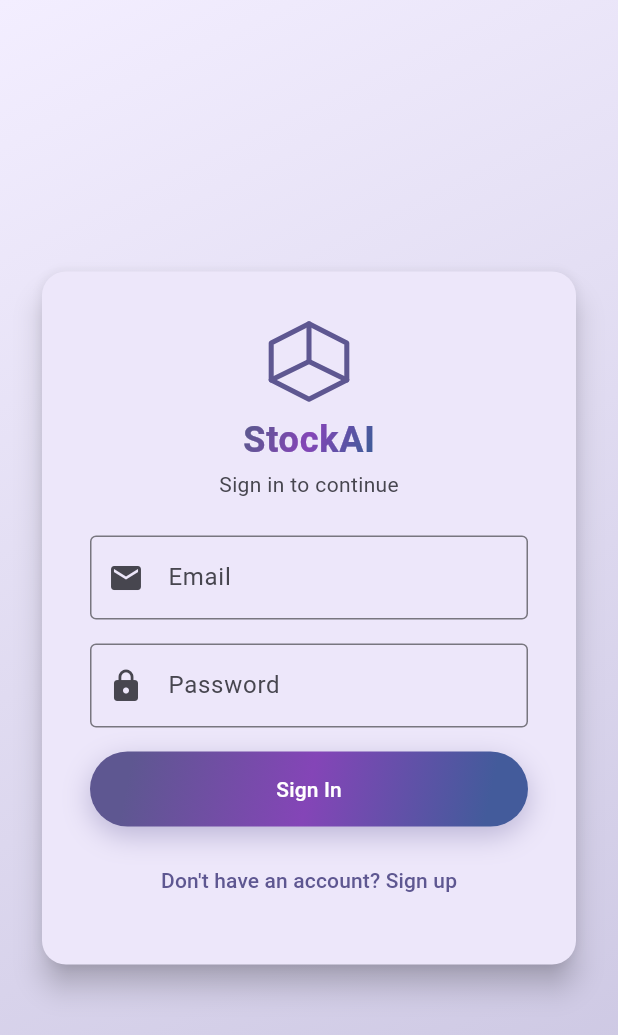
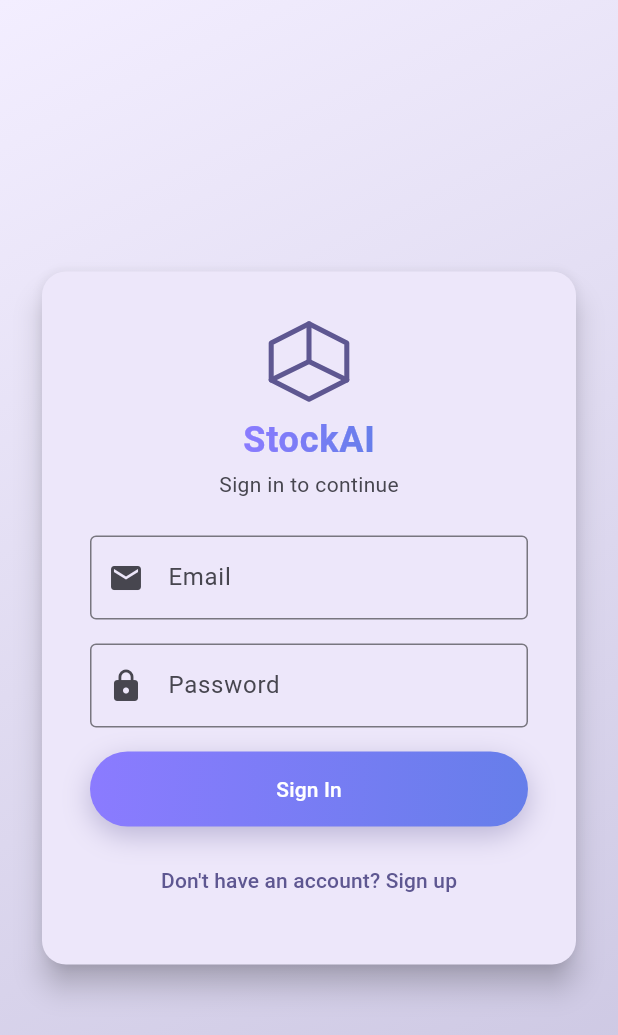
Before and after one commit to Turetsky/Stockai, a Flutter app: the screen it shows after launch, on a phone screen of 412 x 824 dp. Shown: the top 1035 px of the screen. Run offline on Flutter 3.47's test engine with Material 3 defaults, Android fonts, the phone set to English and light mode, and no system bars; our stand-ins replace audioplayers, file_picker, flutter_colorpicker, share_plus, speech_to_text, supabase_flutter; missing offline and left inert: excel; accounts and stored records are empty.

Commit message:
App #26: theme-dynamic gradient to web spec (primary_color_start/end)
Replaces the interim HSL approach with the exact web contract so app==web:
- app_style.dart: accentGradient = 2-stop 110° using AppStyle.gradientStart/End;
  defaults to web CSS #8B7BFF→#667EEA (new user matches web pixel-for-pixel).
- theme_settings.dart: gradientStart/gradientEnd fields (+copyWith).
- main.dart: loadThemeFromSupabase reads primary_color_start/end; builder syncs
  AppStyle.gradientStart/End so every accentGradient call site re-tints, no
  per-widget change.
- theme_tab.dart: seed/preset changes write primary_color_start/end + live update.
- #16: custom dark bg/card applied only when picked color is genuinely dark
  (luminance guard); #15 AppBar pin + onSurface contrast preserved.

Open (carryover): exact per-preset start/end pairs from web + cross-preset
on-device QA. analyze clean, tests pass.

Co-Authored-By: Claude Opus 4.8 (1M context) <noreply@anthropic.com>

```diff
--- a/stockai/lib/main.dart
+++ b/stockai/lib/main.dart
@@ -31,13 +31,28 @@ Future<void> loadThemeFromSupabase() async {
     ThemeMode mode = ThemeMode.system;
     final customColors = <String, Color>{};
     var customPresets = <CustomPreset>[];
+    // Web-parity accent-gradient stops; default to the literal web CSS defaults
+    // so a brand-new user (no rows) matches web pixel-for-pixel.
+    Color gradientStart = AppStyle.gradientStartDefault;
+    Color gradientEnd = AppStyle.gradientEndDefault;
+
+    Color? parseHex(String? raw) {
+      if (raw == null) return null;
+      final hex = raw.replaceAll('#', '');
+      if (hex.length != 6) return null;
+      return Color(int.parse('FF$hex', radix: 16));
+    }
 
     if (settings.containsKey('theme_color')) {
-      final hex = settings['theme_color']!.replaceAll('#', '');
-      if (hex.length == 6) {
-        seedColor = Color(int.parse('FF$hex', radix: 16));
-      }
+      final c = parseHex(settings['theme_color']);
+      if (c != null) seedColor = c;
     }
+
+    // Theme-dynamic gradient stops (mirror web's --clr-start / --clr-end).
+    final startC = parseHex(settings['primary_color_start']);
+    if (startC != null) gradientStart = startC;
+    final endC = parseHex(settings['primary_color_end']);
+    if (endC != null) gradientEnd = endC;
 
     if (settings.containsKey('theme_mode')) {
       switch (settings['theme_mode']) {
@@ -77,6 +92,8 @@ Future<void> loadThemeFromSupabase() async {
       seedColor: seedColor,
       mode: mode,
       customColors: customColors,
+      gradientStart: gradientStart,
+      gradientEnd: gradientEnd,
     );
     customPresetsNotifier.value = customPresets;
   } catch (_) {
@@ -137,16 +154,28 @@ ThemeData _buildTheme(
       useMaterial3: true,
     );
   }
-  // Dark baseline is now DERIVED from the user's seed (theme-dynamic, #26):
-  // the near-black canvas + panels carry the active theme's hue instead of a
-  // fixed violet-black, so every preset gets a cohesive premium dark look.
-  // This also resolves #16 — the "custom dark surface colors" are the
-  // seed-tinted surfaces; the global light-authored bg/card overrides are still
-  // intentionally NOT applied in dark (see white-header fix). True per-mode
-  // dark overrides would need separate keys (dark_bg_color/dark_card_color).
-  final darkSurface = AppStyle.darkBg(seedColor);
-  final darkPanel = AppStyle.darkPanel(seedColor);
+  // Dark canvas stays the Midnight Violet baseline by default (web keeps the
+  // dark surfaces fixed too; only the accent gradient is theme-dynamic). The
+  // accent GRADIENT re-tints per theme via AppStyle.gradientStart/End.
+  //
+  // #16 (custom dark surfaces) is honored SAFELY: a user-picked bg/card is
+  // applied in dark mode ONLY when it is genuinely dark (luminance guard), so
+  // the light-valued pickers that caused the white-header bug fall back to the
+  // brand baseline instead of washing out the UI. The #15 AppBar pin (header =
+  // resolved surface, no scrolled-under tint) is preserved below, and onSurface
+  // is contrast-guarded.
+  final darkSurface =
+      (bgOverride != null && bgOverride.computeLuminance() < 0.22)
+          ? bgOverride
+          : AppStyle.brandBg;
+  final darkPanel =
+      (cardOverride != null && cardOverride.computeLuminance() < 0.28)
+          ? cardOverride
+          : AppStyle.brandSurface;
   final darkElevated = Color.lerp(darkPanel, Colors.white, 0.05)!;
+  final darkOnSurface = darkSurface.computeLuminance() > 0.5
+      ? Colors.black
+      : AppStyle.textPrimary;
   return ThemeData(
     colorScheme: scheme.copyWith(
       surface: darkSurface,
@@ -155,7 +184,7 @@ ThemeData _buildTheme(
       surfaceContainer: darkPanel,
       surfaceContainerHigh: darkElevated,
       surfaceContainerHighest: darkElevated,
-      onSurface: AppStyle.textPrimary,
+      onSurface: darkOnSurface,
       onSurfaceVariant: AppStyle.textSecondary,
       outline: Colors.white.withValues(alpha: 0.12),
       outlineVariant: Colors.white.withValues(alpha: 0.08),
@@ -222,6 +251,11 @@ class InventoryManagerApp extends StatelessWidget {
     return ValueListenableBuilder<ThemeSettings>(
       valueListenable: themeNotifier,
       builder: (context, settings, _) {
+        // Sync the theme-dynamic accent-gradient stops before building the
+        // themes, so every AppStyle.accentGradient() call site re-tints with
+        // the active theme without any per-site change.
+        AppStyle.gradientStart = settings.gradientStart;
+        AppStyle.gradientEnd = settings.gradientEnd;
         return MaterialApp(
           title: 'StockAI',
           debugShowCheckedModeBanner: false,
--- a/stockai/lib/models/theme_settings.dart
+++ b/stockai/lib/models/theme_settings.dart
@@ -50,21 +50,33 @@ class ThemeSettings {
   final ThemeMode mode;
   final Map<String, Color> customColors;
 
+  /// Accent-gradient stops (theme-dynamic, web-parity). Sourced from the
+  /// `primary_color_start` / `primary_color_end` ui_settings keys; default to
+  /// the literal web CSS defaults so a brand-new user matches web exactly.
+  final Color gradientStart;
+  final Color gradientEnd;
+
   const ThemeSettings({
     this.seedColor = const Color(0xFF8B7BFF), // Midnight Violet accent
     this.mode = ThemeMode.system,
     this.customColors = const {},
+    this.gradientStart = const Color(0xFF8B7BFF), // --clr-start default
+    this.gradientEnd = const Color(0xFF667EEA), // --clr-end default
   });
 
   ThemeSettings copyWith({
     Color? seedColor,
     ThemeMode? mode,
     Map<String, Color>? customColors,
+    Color? gradientStart,
+    Color? gradientEnd,
   }) {
     return ThemeSettings(
       seedColor: seedColor ?? this.seedColor,
       mode: mode ?? this.mode,
       customColors: customColors ?? this.customColors,
+      gradientStart: gradientStart ?? this.gradientStart,
+      gradientEnd: gradientEnd ?? this.gradientEnd,
     );
   }
 }
--- a/stockai/lib/theme/app_style.dart
+++ b/stockai/lib/theme/app_style.dart
@@ -10,16 +10,51 @@ import 'package:flutter/material.dart';
 class AppStyle {
   AppStyle._();
 
-  // ── Reference palette ──
-  // These are the *default-seed* (Midnight Violet) reference values, kept only
-  // as the fallback seed and as the neutral dark text ramp. Everything visual
-  // (gradients, surfaces, glass, glow) is now DERIVED from the active
-  // ColorScheme / user seed below, so the premium look adapts to ANY preset
-  // instead of always reading as fixed violet.
+  // ── Midnight Violet dark baseline (shared with the web app) ──
+  // The dark canvas/panels stay MV by default (web keeps these fixed too: the
+  // decorative mesh is hardcoded, glass is theme-neutral white-alpha). The
+  // THEME-DYNAMIC piece is the accent gradient (below), which mirrors web's
+  // --clr-start / --clr-end exactly.
+  static const Color brandBg = Color(0xFF07070E); // page background (dark)
+  static const Color brandSurface = Color(0xFF0D0D18); // cards / panels (dark)
   static const Color brandAccent = Color(0xFF8B7BFF); // default seed color
   static const Color textPrimary = Color(0xFFECEDF6); // dark-mode primary text
   static const Color textSecondary = Color(0xFF9A9BB4); // dark-mode secondary
   static const Color textFaint = Color(0xFF8A8BA2);
+
+  // ── Accent gradient stops (theme-dynamic, web-parity) ──
+  // Mirrors the web app-screens' `--clr-start` / `--clr-end`. Defaults are the
+  // literal CSS defaults so a brand-new user (no ui_settings) matches web
+  // pixel-for-pixel. `main.dart` syncs these from the active ThemeSettings
+  // (sourced from the `primary_color_start` / `primary_color_end` keys) before
+  // building the themes, so every `accentGradient` call site re-tints with no
+  // per-site change.
+  static const Color gradientStartDefault = Color(0xFF8B7BFF); // --clr-start
+  static const Color gradientEndDefault = Color(0xFF667EEA); // --clr-end
+  static Color gradientStart = gradientStartDefault;
+  static Color gradientEnd = gradientEndDefault;
+
+  /// INTERIM companion-stop derivation for app-side seed/preset changes.
+  ///
+  /// The app's Settings has a single "Primary" picker, but the gradient needs
+  /// two stops. This derives the END stop from a chosen START using the same
+  /// relationship the default pair has (#8B7BFF → #667EEA): hue −18°, sat ×0.80,
+  /// lightness ×0.90. Returns the literal #667EEA default when given the default
+  /// start, so the no-change case stays pixel-identical to web.
+  ///
+  /// TODO(parity): replace with web's exact per-preset start/end pairs +
+  /// custom-edit formula once site confirms, so app writes match web writes.
+  static Color deriveGradientEnd(Color start) {
+    if (start.toARGB32() == gradientStartDefault.toARGB32()) {
+      return gradientEndDefault;
+    }
+    final hsl = HSLColor.fromColor(start);
+    return hsl
+        .withHue((hsl.hue - 18 + 360) % 360)
+        .withSaturation((hsl.saturation * 0.80).clamp(0.0, 1.0))
+        .withLightness((hsl.lightness * 0.90).clamp(0.0, 1.0))
+        .toColor();
+  }
   // Status colors
   static const Color ok = Color(0xFF4ADE80);
   static const Color lowStock = Color(0xFFFB7185);
@@ -35,59 +70,18 @@ class AppStyle {
   static const Duration fast = Duration(milliseconds: 180);
   static const Duration med = Duration(milliseconds: 280);
 
-  /// The signature accent gradient (~110°), fully DERIVED from the active
-  /// scheme. The lead stop is `scheme.primary`; the mid/end stops are the
-  /// primary hue rotated a touch warm then cool, so any seed yields a rich,
-  /// harmonious three-stop sweep (the default violet seed reproduces the old
-  /// accent→magenta→indigo Midnight Violet look automatically).
+  /// The signature accent gradient — THEME-DYNAMIC, mirroring the web
+  /// app-screens. Two stops (`gradientStart` 0% → `gradientEnd` 100%) on a 110°
+  /// diagonal, matching CSS `linear-gradient(110deg, START 0%, END 100%)`.
+  /// The `s` parameter is retained so existing `accentGradient(scheme)` call
+  /// sites are untouched; the stops come from the synced theme colors.
   ///
-  /// Stop mapping (shared contract with the web app, see site teammate):
-  ///   stop 0 = primary
-  ///   stop 1 = hue +26°,  sat ×0.90,  light +0.04
-  ///   stop 2 = hue −24°,  sat ×0.85,  light −0.02
-  static LinearGradient accentGradient(ColorScheme s) {
-    final base = HSLColor.fromColor(s.primary);
-    final mid = base
-        .withHue((base.hue + 26) % 360)
-        .withSaturation((base.saturation * 0.90).clamp(0.45, 1.0))
-        .withLightness((base.lightness + 0.04).clamp(0.0, 0.85))
-        .toColor();
-    final end = base
-        .withHue((base.hue - 24 + 360) % 360)
-        .withSaturation((base.saturation * 0.85).clamp(0.40, 1.0))
-        .withLightness((base.lightness - 0.02).clamp(0.0, 0.85))
-        .toColor();
-    return LinearGradient(
-      begin: const Alignment(-0.8, -1),
-      end: const Alignment(0.8, 1),
-      colors: [s.primary, mid, end],
-    );
-  }
-
-  /// Near-black page background, tinted by the user's seed hue so the dark
-  /// canvas belongs to the active theme instead of a fixed violet-black.
-  /// Replaces the old hardcoded `brandBg` (#07070E).
-  static Color darkBg(Color seed) {
-    final hsl = HSLColor.fromColor(seed);
-    return HSLColor.fromAHSL(
-      1,
-      hsl.hue,
-      (hsl.saturation * 0.55).clamp(0.14, 0.50),
-      0.045,
-    ).toColor();
-  }
-
-  /// Slightly lifted panel/card surface for dark mode, same seed tint as
-  /// [darkBg]. Replaces the old hardcoded `brandSurface` (#0D0D18).
-  static Color darkPanel(Color seed) {
-    final hsl = HSLColor.fromColor(seed);
-    return HSLColor.fromAHSL(
-      1,
-      hsl.hue,
-      (hsl.saturation * 0.42).clamp(0.10, 0.40),
-      0.085,
-    ).toColor();
-  }
+  /// 110° → Flutter alignment: begin (-1.0, -0.36) → end (1.0, 0.36).
+  static LinearGradient accentGradient(ColorScheme s) => LinearGradient(
+        begin: const Alignment(-1.0, -0.36),
+        end: const Alignment(1.0, 0.36),
+        colors: [gradientStart, gradientEnd],
+      );
 
   /// Hairline border color appropriate to the active brightness.
   static Color hairline(ColorScheme s) => s.brightness == Brightness.dark
```
Also changed, not shown: stockai/lib/screens/settings/theme_tab.dart (+21 -4 lines).
